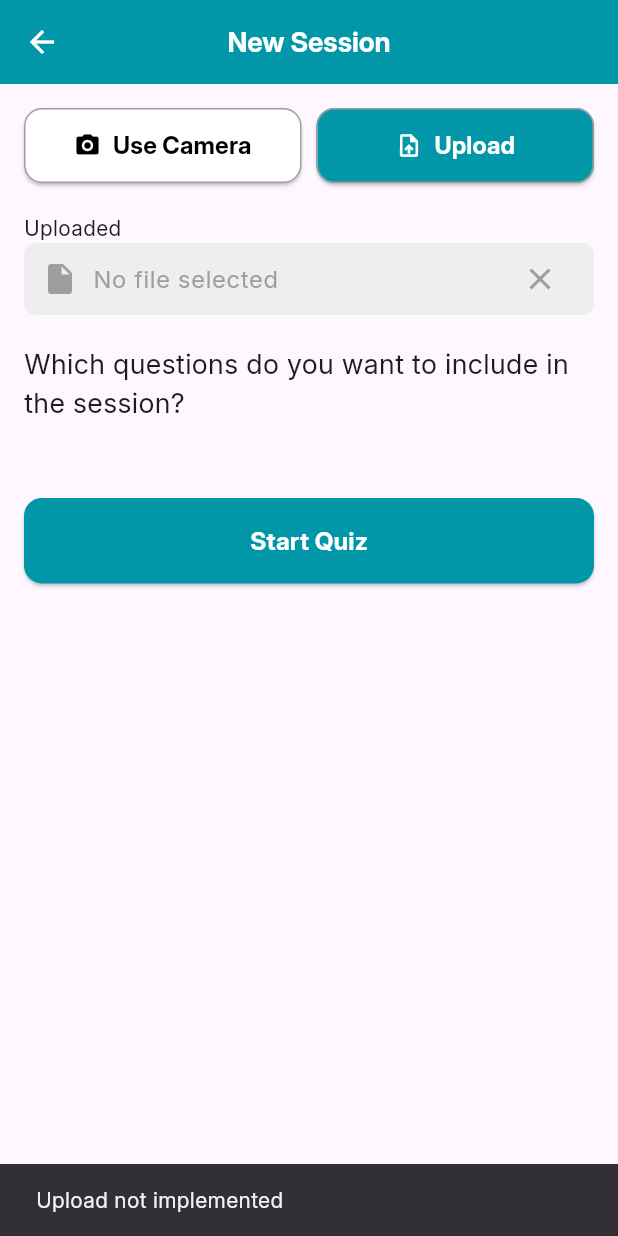
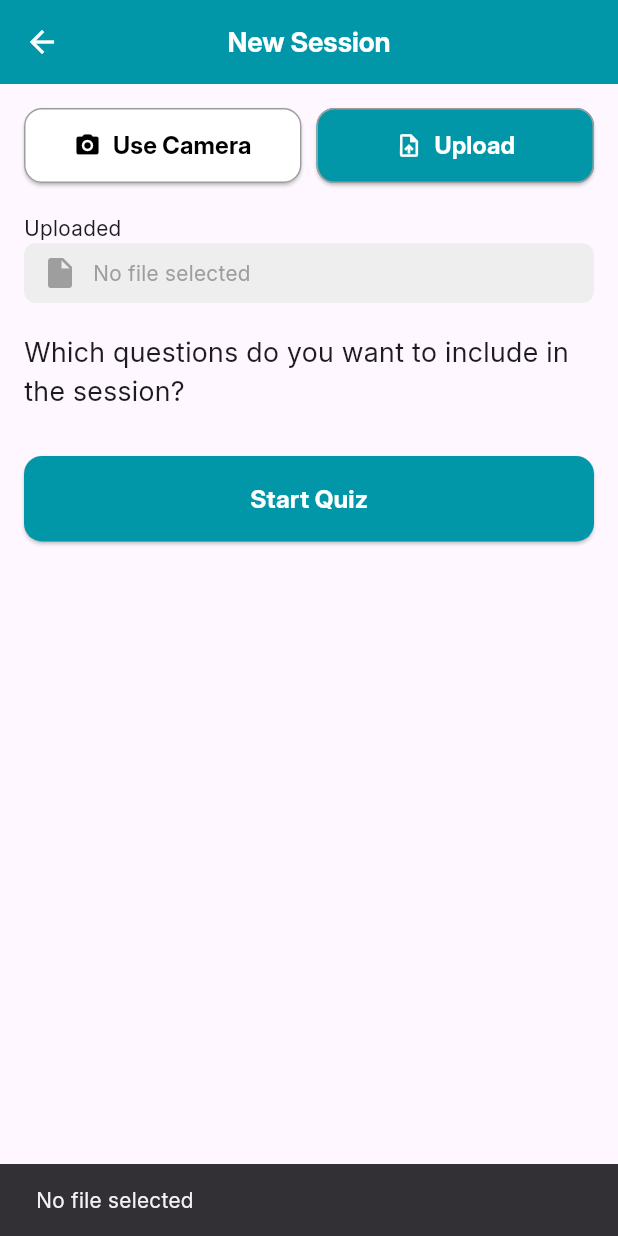
Before and after one commit to Muhamed-Hashesh/Teacher_App_FCMP, a Flutter app: the CreateWithCameraPage screen opened directly, after a tap on "Upload", on a phone screen of 412 x 824 dp. Run offline on Flutter 3.47's test engine with Material 3 defaults, Android fonts, the phone set to English and light mode, and no system bars; our stand-ins replace camera, cloud_firestore, file_picker, firebase_auth, firebase_core, flutter_dotenv and 1 more; missing offline and left inert: excel, google_ml_kit; accounts and stored records are empty.

Commit message:
final extracting (show questions not implemented)

```diff
--- a/teacher_app/lib/features/home/presentation/views/create_with_camera.dart
+++ b/teacher_app/lib/features/home/presentation/views/create_with_camera.dart
@@ -1,6 +1,8 @@
 import 'dart:io';
 
+import 'package:file_picker/file_picker.dart';
 import 'package:flutter/material.dart';
+import 'package:google_ml_kit/google_ml_kit.dart';
 import 'package:teacher_app/features/home/presentation/views/camera_page.dart';
 import 'package:teacher_app/widgets/custombutton.dart';
 
@@ -14,6 +16,68 @@ class CreateWithCameraPage extends StatefulWidget {
 class CreateWithCameraPageState extends State<CreateWithCameraPage> {
   String? capturedImagePath;
   String? extractedText;
+  File? uploadedFile;
+
+  Future<void> pickFile() async {
+    try {
+      // Open file picker for images
+      FilePickerResult? result = await FilePicker.platform.pickFiles(
+        type: FileType.custom,
+        allowedExtensions: ['jpg', 'jpeg', 'png'],
+      );
+
+      if (result != null) {
+        setState(() {
+          uploadedFile = File(result.files.single.path!);
+        });
+
+        // Try to extract text and show appropriate messages
+        bool isTextExtracted = await extractTextFromImage(uploadedFile!);
+        if (isTextExtracted) {
+          ScaffoldMessenger.of(context).showSnackBar(
+            SnackBar(content: Text('File uploaded: ${uploadedFile!.path}')),
+          );
+        }
+      } else {
+        // User canceled the picker
+        ScaffoldMessenger.of(context).showSnackBar(
+          const SnackBar(content: Text('No file selected')),
+        );
+      }
+    } catch (e) {
+      ScaffoldMessenger.of(context).showSnackBar(
+        const SnackBar(content: Text('Failed to pick file')),
+      );
+    }
+  }
+
+  Future<bool> extractTextFromImage(File imageFile) async {
+    try {
+      final inputImage = InputImage.fromFile(imageFile);
+      final textRecognizer = GoogleMlKit.vision.textRecognizer();
+
+      final RecognizedText recognizedText =
+          await textRecognizer.processImage(inputImage);
+
+      if (recognizedText.text.isNotEmpty) {
+        setState(() {
+          extractedText = recognizedText.text;
+        });
+        print("Extracted text: $extractedText"); // Debug log
+        textRecognizer.close();
+        return true;
+      } else {
+        print("No text found in the image.");
+        throw Exception("No text found in the image.");
+      }
+    } catch (e) {
+      print("Error during text extraction: $e"); // Log the actual error
+      ScaffoldMessenger.of(context).showSnackBar(
+        SnackBar(content: Text('Failed to extract text: ${e.toString()}')),
+      );
+      return false;
+    }
+  }
 
   @override
   Widget build(BuildContext context) {
@@ -75,11 +139,7 @@ class CreateWithCameraPageState extends State<CreateWithCameraPage> {
                   const SizedBox(width: 10),
                   ReusableButton(
                     label: 'Upload',
-                    onPressed: () {
-                      ScaffoldMessenger.of(context).showSnackBar(
-                        const SnackBar(content: Text('Upload not implemented')),
-                      );
-                    },
+                    onPressed: pickFile,
                     hasIcon: true,
                     icon: Icons.upload_file,
                   ),
@@ -90,7 +150,8 @@ class CreateWithCameraPageState extends State<CreateWithCameraPage> {
               // Uploaded file display
               const Text('Uploaded'),
               Container(
-                padding: const EdgeInsets.symmetric(horizontal: 12.0),
+                padding:
+                    const EdgeInsets.symmetric(horizontal: 12.0, vertical: 8.0),
                 decoration: BoxDecoration(
                   color: Colors.grey[200],
                   borderRadius: BorderRadius.circular(8.0),
@@ -100,21 +161,26 @@ class CreateWithCameraPageState extends State<CreateWithCameraPage> {
                     const Icon(Icons.insert_drive_file, color: Colors.grey),
                     const SizedBox(width: 10),
                     Expanded(
-                      child: TextField(
-                        decoration: const InputDecoration(
-                          hintText: 'No file selected',
-                          border: InputBorder.none,
-                          hintStyle: TextStyle(color: Colors.grey),
-                          enabled: false,
+                      child: Text(
+                        uploadedFile != null
+                            ? uploadedFile!.path.split('/').last
+                            : 'No file selected',
+                        style: TextStyle(
+                          color:
+                              uploadedFile != null ? Colors.black : Colors.grey,
                         ),
                       ),
                     ),
-                    IconButton(
-                      icon: const Icon(Icons.close, color: Colors.grey),
-                      onPressed: () {
-                        // Add functionality to clear uploaded file
-                      },
-                    ),
+                    if (uploadedFile != null)
+                      IconButton(
+                        icon: const Icon(Icons.close, color: Colors.grey),
+                        onPressed: () {
+                          setState(() {
+                            uploadedFile = null;
+                            extractedText = null;
+                          });
+                        },
+                      ),
                   ],
                 ),
               ),
@@ -127,27 +193,7 @@ class CreateWithCameraPageState extends State<CreateWithCameraPage> {
               ),
               const SizedBox(height: 10),
 
-              // Placeholder for List of Questions (empty for now)
-
-              const SizedBox(height: 20),
-
-              // Display Captured Image (if any)
-              if (capturedImagePath != null)
-                Column(
-                  children: [
-                    const Text(
-                      'Captured Image:',
-                      style: TextStyle(fontWeight: FontWeight.bold),
-                    ),
-                    const SizedBox(height: 10),
-                    Image.file(
-                      File(capturedImagePath!),
-                      height: 200,
-                    ),
-                  ],
-                ),
-
-              // Display Extracted Text (if any)
+              // Display Extracted Text
               if (extractedText != null)
                 Column(
                   crossAxisAlignment: CrossAxisAlignment.start,
--- a/teacher_app/pubspec.yaml
+++ b/teacher_app/pubspec.yaml
@@ -40,7 +40,7 @@ dependencies:
   firebase_core: ^3.6.0
   firebase_auth: ^5.3.1
   spreadsheet_decoder: ^2.3.0
-  file_picker: ^8.1.3
+  file_picker: ^8.1.4
   excel: ^4.0.6
   syncfusion_flutter_xlsio: ^27.1.58
   csv: ^6.0.0
```
Also changed, not shown: teacher_app/pubspec.lock.
